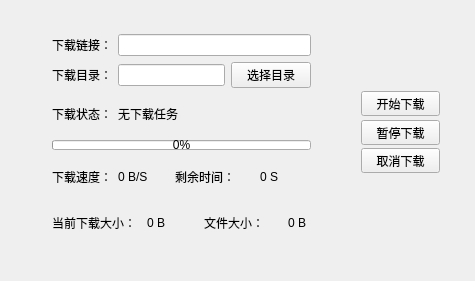
First picture: the form in myhttpdownload.ui, repository liuxincheng/httpDownload, before the edit.
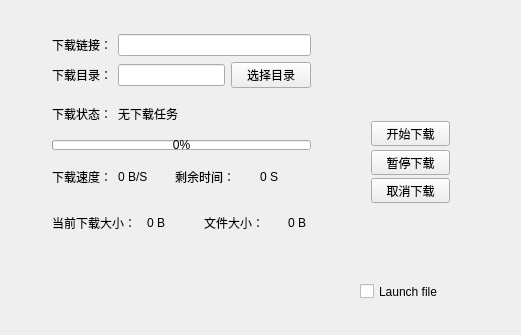
Second picture: the form after the edit.

Commit message: add md5 and auto launch file

```diff
--- a/myhttpdownload.ui
+++ b/myhttpdownload.ui
@@ -6,8 +6,8 @@
    <rect>
     <x>0</x>
     <y>0</y>
-    <width>475</width>
-    <height>281</height>
+    <width>521</width>
+    <height>335</height>
    </rect>
   </property>
   <property name="windowTitle">
@@ -16,8 +16,8 @@
   <widget class="QWidget" name="verticalLayoutWidget">
    <property name="geometry">
     <rect>
-     <x>350</x>
-     <y>80</y>
+     <x>360</x>
+     <y>110</y>
      <width>101</width>
      <height>97</height>
     </rect>
@@ -67,7 +67,7 @@
     </item>
    </layout>
   </widget>
-  <widget class="QWidget" name="">
+  <widget class="QWidget" name="layoutWidget">
    <property name="geometry">
     <rect>
      <x>41</x>
@@ -221,6 +221,46 @@
     </item>
    </layout>
   </widget>
+  <widget class="QCheckBox" name="launchCheckBox">
+   <property name="geometry">
+    <rect>
+     <x>360</x>
+     <y>280</y>
+     <width>101</width>
+     <height>23</height>
+    </rect>
+   </property>
+   <property name="text">
+    <string>Launch file</string>
+   </property>
+  </widget>
+  <widget class="QWidget" name="layoutWidget">
+   <property name="geometry">
+    <rect>
+     <x>40</x>
+     <y>280</y>
+     <width>311</width>
+     <height>19</height>
+    </rect>
+   </property>
+   <layout class="QHBoxLayout" name="horizontalLayout_2">
+    <item>
+     <widget class="QLabel" name="label_3">
+      <property name="text">
+       <string>md5:</string>
+      </property>
+     </widget>
+    </item>
+    <item>
+     <widget class="QLabel" name="md5_label">
+      <property name="text">
+       <string/>
+      </property>
+     </widget>
+    </item>
+   </layout>
+  </widget>
+  <zorder>layoutWidget</zorder>
   <zorder>layoutWidget</zorder>
   <zorder>verticalLayoutWidget</zorder>
   <zorder>pButtonchoice</zorder>
```
Left out of the diff: 2 changed lines with no effect on the pictures. The commit also changes 4 other files.
